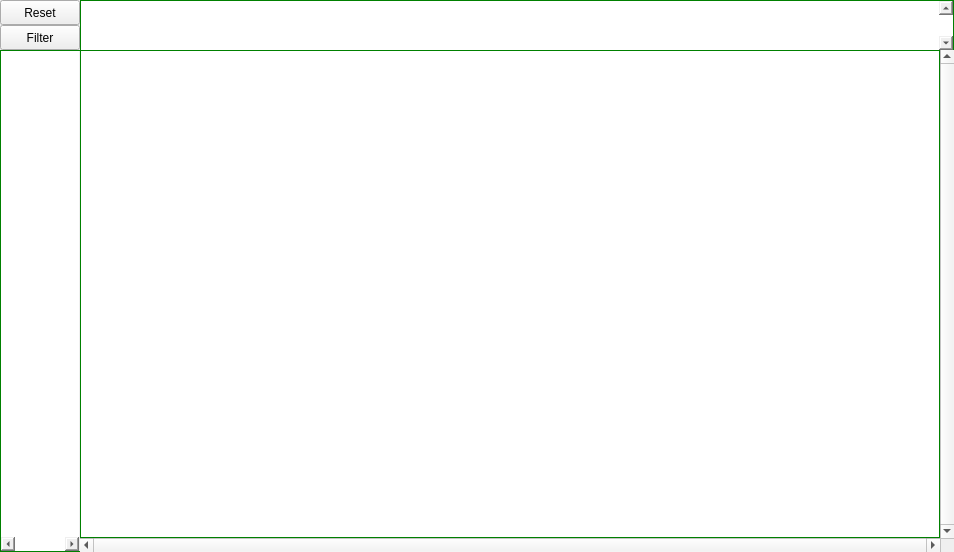
Above: Resort/wroomchart.ui from End1-1/Resort before the change. Below: the same form after it.
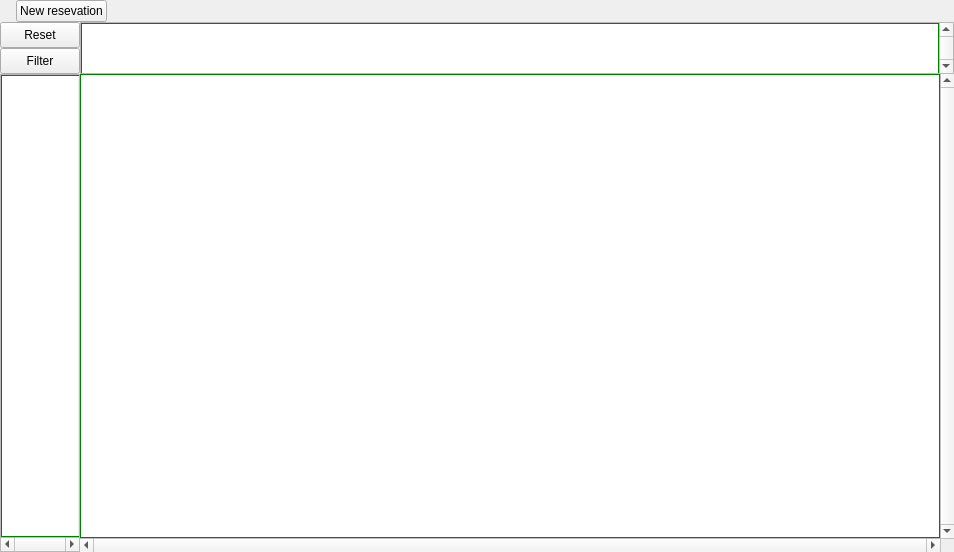
That is the form after the change. Icons and pictures are not drawn.

Diff of the .ui file:
```diff
--- a/Resort/wroomchart.ui
+++ b/Resort/wroomchart.ui
@@ -29,7 +29,60 @@
    <property name="spacing">
     <number>0</number>
    </property>
-   <item row="4" column="2">
+   <item row="1" column="0">
+    <widget class="QWidget" name="widget" native="true">
+     <property name="maximumSize">
+      <size>
+       <width>16777215</width>
+       <height>52</height>
+      </size>
+     </property>
+     <layout class="QVBoxLayout" name="verticalLayout">
+      <property name="spacing">
+       <number>0</number>
+      </property>
+      <property name="leftMargin">
+       <number>0</number>
+      </property>
+      <property name="topMargin">
+       <number>0</number>
+      </property>
+      <property name="rightMargin">
+       <number>0</number>
+      </property>
+      <property name="bottomMargin">
+       <number>0</number>
+      </property>
+      <item>
+       <widget class="QPushButton" name="btnReset">
+        <property name="sizePolicy">
+         <sizepolicy hsizetype="Minimum" vsizetype="Preferred">
+          <horstretch>0</horstretch>
+          <verstretch>0</verstretch>
+         </sizepolicy>
+        </property>
+        <property name="text">
+         <string>Reset</string>
+        </property>
+       </widget>
+      </item>
+      <item>
+       <widget class="QPushButton" name="btnFilter">
+        <property name="sizePolicy">
+         <sizepolicy hsizetype="Minimum" vsizetype="Preferred">
+          <horstretch>0</horstretch>
+          <verstretch>0</verstretch>
+         </sizepolicy>
+        </property>
+        <property name="text">
+         <string>Filter</string>
+        </property>
+       </widget>
+      </item>
+     </layout>
+    </widget>
+   </item>
+   <item row="5" column="2">
     <widget class="QScrollArea" name="scrollArea">
      <property name="frameShape">
       <enum>QFrame::NoFrame</enum>
@@ -51,8 +104,8 @@
        <rect>
         <x>0</x>
         <y>0</y>
-        <width>857</width>
-        <height>485</height>
+        <width>862</width>
+        <height>459</height>
        </rect>
       </property>
       <layout class="QHBoxLayout" name="horizontalLayout">
@@ -100,43 +153,141 @@
      </widget>
     </widget>
    </item>
-   <item row="0" column="2">
-    <widget class="QGraphicsView" name="dateView">
+   <item row="0" column="0" colspan="3">
+    <widget class="QWidget" name="wToolbar" native="true">
      <property name="minimumSize">
       <size>
        <width>0</width>
-       <height>50</height>
+       <height>20</height>
       </size>
      </property>
+     <layout class="QHBoxLayout" name="horizontalLayout_2">
+      <property name="leftMargin">
+       <number>0</number>
+      </property>
+      <property name="topMargin">
+       <number>0</number>
+      </property>
+      <property name="rightMargin">
+       <number>0</number>
+      </property>
+      <property name="bottomMargin">
+       <number>0</number>
+      </property>
+      <item>
+       <widget class="QWidget" name="wCat" native="true">
+        <layout class="QHBoxLayout" name="horizontalLayout_3">
+         <property name="leftMargin">
+          <number>0</number>
+         </property>
+         <property name="topMargin">
+          <number>0</number>
+         </property>
+         <property name="rightMargin">
+          <number>0</number>
+         </property>
+         <property name="bottomMargin">
+          <number>0</number>
+         </property>
+         <item>
+          <layout class="QHBoxLayout" name="hlCat">
+           <property name="spacing">
+            <number>1</number>
+           </property>
+          </layout>
+         </item>
+        </layout>
+       </widget>
+      </item>
+      <item>
+       <spacer name="horizontalSpacer_2">
+        <property name="orientation">
+         <enum>Qt::Horizontal</enum>
+        </property>
+        <property name="sizeType">
+         <enum>QSizePolicy::Fixed</enum>
+        </property>
+        <property name="sizeHint" stdset="0">
+         <size>
+          <width>10</width>
+          <height>20</height>
+         </size>
+        </property>
+       </spacer>
+      </item>
+      <item>
+       <widget class="QPushButton" name="btnNewReservation">
+        <property name="text">
+         <string>New resevation</string>
+        </property>
+        <property name="icon">
+         <iconset resource="res.qrc">
+          <normaloff>:/images/checkin.png</normaloff>:/images/checkin.png</iconset>
+        </property>
+       </widget>
+      </item>
+      <item>
+       <spacer name="horizontalSpacer">
+        <property name="orientation">
+         <enum>Qt::Horizontal</enum>
+        </property>
+        <property name="sizeHint" stdset="0">
+         <size>
+          <width>943</width>
+          <height>20</height>
+         </size>
+        </property>
+       </spacer>
+      </item>
+     </layout>
+    </widget>
+   </item>
+   <item row="2" column="0" rowspan="4">
+    <widget class="QScrollArea" name="scrollRoom">
      <property name="maximumSize">
       <size>
-       <width>16777215</width>
-       <height>50</height>
+       <width>81</width>
+       <height>16777215</height>
       </size>
      </property>
-     <property name="styleSheet">
-      <string notr="true">border-top: 1px solid green;
-border-left: 1px solid green;
-border-right: 1px solid green;</string>
-     </property>
-     <property name="frameShape">
-      <enum>QFrame::NoFrame</enum>
-     </property>
-     <property name="frameShadow">
-      <enum>QFrame::Plain</enum>
-     </property>
      <property name="verticalScrollBarPolicy">
-      <enum>Qt::ScrollBarAlwaysOn</enum>
-     </property>
-     <property name="horizontalScrollBarPolicy">
       <enum>Qt::ScrollBarAlwaysOff</enum>
      </property>
+     <property name="horizontalScrollBarPolicy">
+      <enum>Qt::ScrollBarAlwaysOn</enum>
+     </property>
+     <property name="widgetResizable">
+      <bool>true</bool>
+     </property>
      <property name="alignment">
       <set>Qt::AlignLeading|Qt::AlignLeft|Qt::AlignTop</set>
      </property>
-    </widget>
-   </item>
-   <item row="4" column="0">
+     <widget class="QWidget" name="scrollAreaWidgetContents_2">
+      <property name="geometry">
+       <rect>
+        <x>0</x>
+        <y>0</y>
+        <width>73</width>
+        <height>457</height>
+       </rect>
+      </property>
+      <layout class="QVBoxLayout" name="verticalLayout_2">
+       <property name="spacing">
+        <number>0</number>
+       </property>
+       <property name="leftMargin">
+        <number>0</number>
+       </property>
+       <property name="topMargin">
+        <number>0</number>
+       </property>
+       <property name="rightMargin">
+        <number>0</number>
+       </property>
+       <property name="bottomMargin">
+        <number>0</number>
+       </property>
+       <item>
     <widget class="QGraphicsView" name="roomView">
      <property name="maximumSize">
       <size>
@@ -156,22 +307,47 @@
       <enum>Qt::ScrollBarAlwaysOff</enum>
      </property>
      <property name="horizontalScrollBarPolicy">
-      <enum>Qt::ScrollBarAlwaysOn</enum>
+          <enum>Qt::ScrollBarAlwaysOff</enum>
      </property>
      <property name="alignment">
       <set>Qt::AlignLeading|Qt::AlignLeft|Qt::AlignTop</set>
      </property>
     </widget>
    </item>
-   <item row="0" column="0">
-    <widget class="QWidget" name="widget" native="true">
+      </layout>
+     </widget>
+    </widget>
+   </item>
+   <item row="1" column="2">
+    <widget class="QScrollArea" name="scrollDate">
      <property name="maximumSize">
       <size>
        <width>16777215</width>
        <height>52</height>
       </size>
      </property>
-     <layout class="QVBoxLayout" name="verticalLayout">
+     <property name="verticalScrollBarPolicy">
+      <enum>Qt::ScrollBarAlwaysOn</enum>
+     </property>
+     <property name="horizontalScrollBarPolicy">
+      <enum>Qt::ScrollBarAlwaysOff</enum>
+     </property>
+     <property name="widgetResizable">
+      <bool>true</bool>
+     </property>
+     <property name="alignment">
+      <set>Qt::AlignLeading|Qt::AlignLeft|Qt::AlignTop</set>
+     </property>
+     <widget class="QWidget" name="scrollAreaWidgetContents_3">
+      <property name="geometry">
+       <rect>
+        <x>0</x>
+        <y>0</y>
+        <width>860</width>
+        <height>50</height>
+       </rect>
+      </property>
+      <layout class="QVBoxLayout" name="verticalLayout_3">
       <property name="spacing">
        <number>0</number>
       </property>
@@ -188,33 +364,44 @@
        <number>0</number>
       </property>
       <item>
-       <widget class="QPushButton" name="btnReset">
-        <property name="sizePolicy">
-         <sizepolicy hsizetype="Minimum" vsizetype="Preferred">
-          <horstretch>0</horstretch>
-          <verstretch>0</verstretch>
-         </sizepolicy>
-        </property>
-        <property name="text">
-         <string>Reset</string>
-        </property>
-       </widget>
-      </item>
-      <item>
-       <widget class="QPushButton" name="btnFilter">
-        <property name="sizePolicy">
-         <sizepolicy hsizetype="Minimum" vsizetype="Preferred">
-          <horstretch>0</horstretch>
-          <verstretch>0</verstretch>
-         </sizepolicy>
-        </property>
-        <property name="text">
-         <string>Filter</string>
-        </property>
+        <widget class="QGraphicsView" name="dateView">
+         <property name="minimumSize">
+          <size>
+           <width>0</width>
+           <height>50</height>
+          </size>
+         </property>
+         <property name="maximumSize">
+          <size>
+           <width>16777215</width>
+           <height>50</height>
+          </size>
+         </property>
+         <property name="styleSheet">
+          <string notr="true">border-top: 1px solid green;
+border-left: 1px solid green;
+border-right: 1px solid green;</string>
+         </property>
+         <property name="frameShape">
+          <enum>QFrame::NoFrame</enum>
+         </property>
+         <property name="frameShadow">
+          <enum>QFrame::Plain</enum>
+         </property>
+         <property name="verticalScrollBarPolicy">
+          <enum>Qt::ScrollBarAlwaysOff</enum>
+         </property>
+         <property name="horizontalScrollBarPolicy">
+          <enum>Qt::ScrollBarAlwaysOff</enum>
+         </property>
+         <property name="alignment">
+          <set>Qt::AlignLeading|Qt::AlignLeft|Qt::AlignTop</set>
+         </property>
        </widget>
       </item>
      </layout>
     </widget>
+    </widget>
    </item>
   </layout>
  </widget>
```
Left out of the diff: 4 changed lines with no effect on the pictures. Lines whose indentation alone changed are shown as unchanged.
